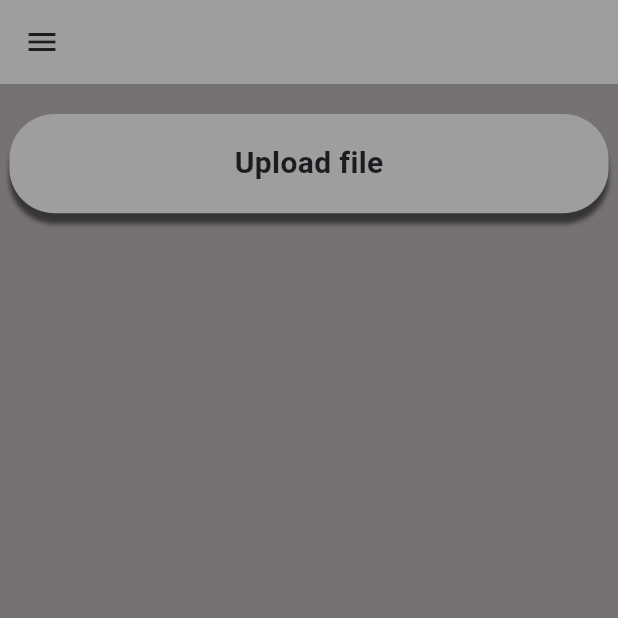
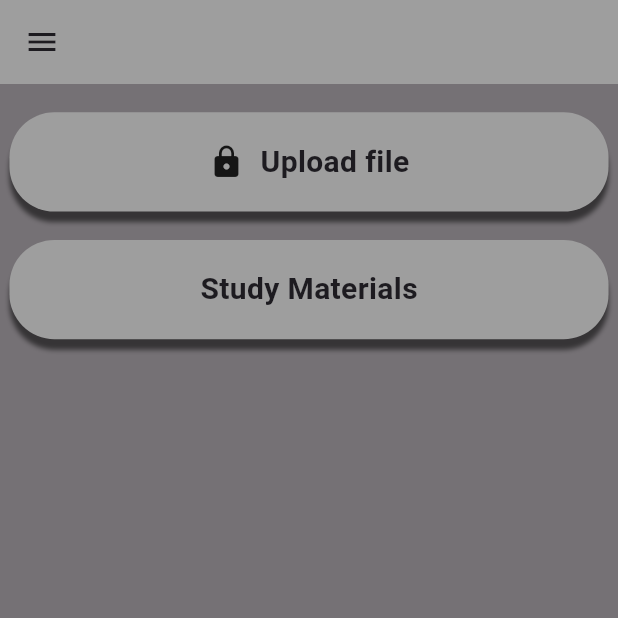
Before and after one commit to Mashrur112/Uni-Craft, a Flutter app: the screen it shows once a user with an empty profile is signed in, on a phone screen of 412 x 824 dp, the top half of it. Run offline on Flutter 3.47's test engine with Material 3 defaults, Android fonts, the light colour scheme and no system bars; our stand-ins replace cloud_firestore, connectivity_plus, file_picker, firebase_auth, firebase_core, firebase_storage and 3 more; missing offline and left inert: flutter_facebook_auth, xid; accounts and stored records are empty; generated files the repository leaves out were written again.

Commit message:
study material added, now file can be uploaded, listed and deleted according to role

```diff
--- a/lib/dashboard.dart
+++ b/lib/dashboard.dart
@@ -7,6 +7,7 @@ import 'package:flutter/cupertino.dart';
 import 'package:flutter/material.dart';
 import 'package:google_sign_in/google_sign_in.dart';
 import 'package:uni_craft/edit_Profile.dart';
+import 'package:uni_craft/study_Materials.dart';
 
 import 'package:uni_craft/widget/uploadFile.dart';
 
@@ -23,6 +24,7 @@ class _DashboardState extends State<Dashboard> {
   var view_more=false;
   var c=0;
   var check=true;
+  var role;
 
   var profile_info = [];
 
@@ -49,7 +51,25 @@ class _DashboardState extends State<Dashboard> {
       ),
        body:Column(
          children: [
-           SizedBox.fromSize(size: Size(0, 20),),
+           StreamBuilder(stream: FirebaseFirestore.instance.collection("Profile").snapshots(), builder: (context,snapshots){
+             if(snapshots.hasData)
+               {
+                 final res=snapshots.data!.docs.toList();
+                 for(var r in res!)
+                   {
+                     if(r['uid']==FirebaseAuth.instance.currentUser!.uid)
+                       {
+                         role=r['role'];
+                         break;
+                       }
+                   }
+
+
+               }
+             return Center();
+           }),
+           SizedBox.fromSize(size: Size(0, ((20/872)*screenH)),),
+           role=="Administrator"?
            GestureDetector(
              onTap: (){
                Navigator.push(context, MaterialPageRoute(builder: (context)=>uploadFile()));
@@ -62,6 +82,7 @@ class _DashboardState extends State<Dashboard> {
 
                  decoration: BoxDecoration(
                    color: Colors.grey,
+
                    borderRadius: BorderRadius.circular(30),
                    boxShadow:[ BoxShadow(
                      color: Colors.black54,
@@ -71,6 +92,65 @@ class _DashboardState extends State<Dashboard> {
 
 
                    )]
+
+                 ),
+
+               ),
+             ),
+           ):
+           Container(
+             height: (70/872)*screenH,
+             width: (380/392)*screenW,
+             child: Row(
+               mainAxisAlignment: MainAxisAlignment.center,
+               children: [
+                 Icon(Icons.lock),
+                 SizedBox.fromSize(size: Size(((10/392)*screenW),0)),
+                 Text("Upload file",style: TextStyle(fontWeight: FontWeight.bold,fontSize: 20),),
+               ],
+             ),
+
+             decoration: BoxDecoration(
+                 color: Colors.grey,
+                 borderRadius: BorderRadius.circular(30),
+                 boxShadow:[ BoxShadow(
+                   color: Colors.black54,
+                   offset: Offset(0, 7),
+                   spreadRadius: 0,
+                   blurRadius: 2,
+
+
+                 )]
+
+             ),
+
+           )
+
+           ,
+
+
+           SizedBox.fromSize(size: Size(0, ((20/872)*screenH)),),
+           GestureDetector(
+             onTap: (){
+               Navigator.push(context, MaterialPageRoute(builder: (context)=>study_Materials()));
+             },
+             child: Center(
+               child: Container(
+                 height: (70/872)*screenH,
+                 width: (380/392)*screenW,
+                 child: Center(child: Text("Study Materials",style: TextStyle(fontWeight: FontWeight.bold,fontSize: 20),)),
+
+                 decoration: BoxDecoration(
+                     color: Colors.grey,
+                     borderRadius: BorderRadius.circular(30),
+                     boxShadow:[ BoxShadow(
+                       color: Colors.black54,
+                       offset: Offset(0, 7),
+                       spreadRadius: 0,
+                       blurRadius: 2,
+
+
+                     )]
 
                  ),
 
--- a/lib/resources/data.dart
+++ b/lib/resources/data.dart
@@ -28,6 +28,7 @@ class StoreData {
       if(name.isNotEmpty && age.isNotEmpty && roll.isNotEmpty && email.isNotEmpty) {
         String imageUrl = await uploadImagetoStorage('profileImage', file);
         await _firestore.collection("Profile").doc(FirebaseAuth.instance.currentUser!.uid).set({
+
           'name1': name,
           'age1': age,
           'roll':roll,
--- a/pubspec.yaml
+++ b/pubspec.yaml
@@ -48,6 +48,9 @@ dependencies:
   file_picker: ^3.0.1
   xid: ^1.0.12
   flutter_plugin_android_lifecycle: ^2.0.17
+  url_launcher: ^6.2.2
+
+
 
 
 dev_dependencies:
```
Also changed, not shown: lib/Homepage.dart (+10 -1 lines), lib/delete_file.dart (added, +64 -0 lines), lib/study_Materials.dart (added, +133 -0 lines), lib/widget/uploadFile.dart (+64 -5 lines), pubspec.lock, 5 other files.
